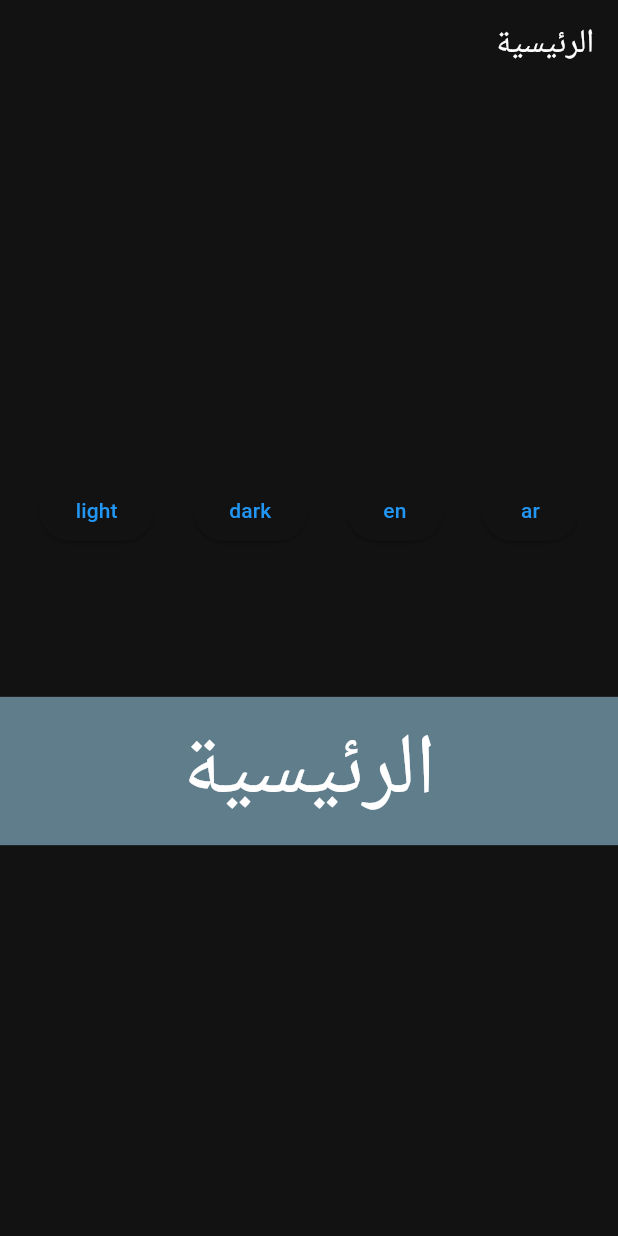
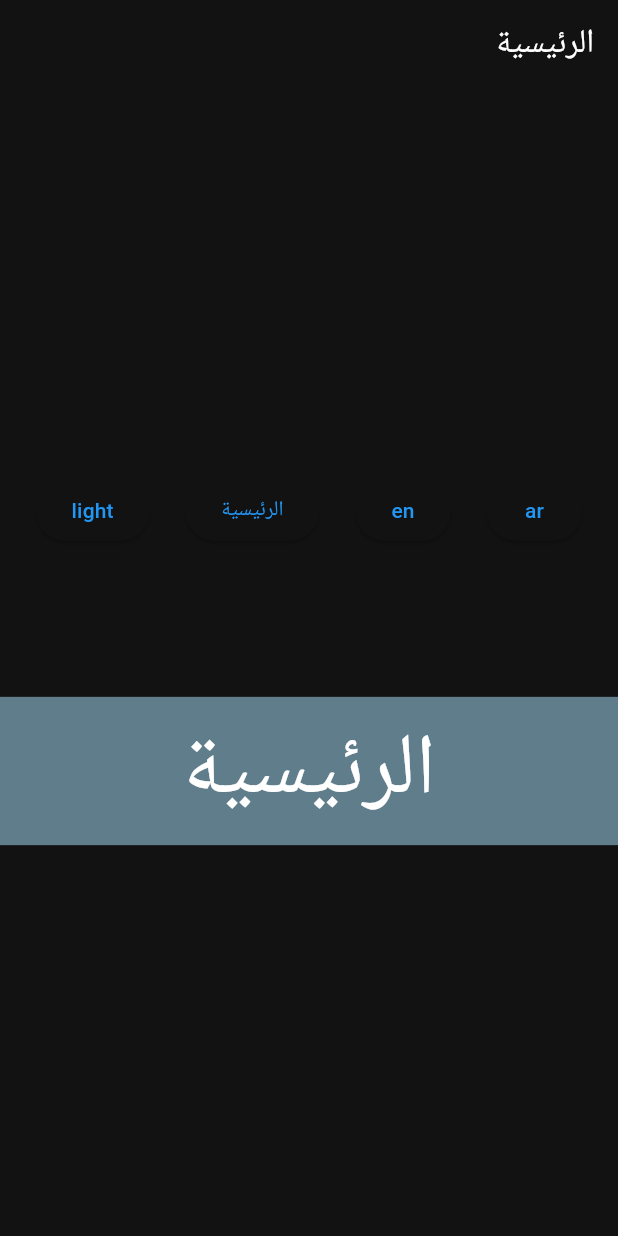
Before and after one commit to AliSabbar/base_project, a Flutter app: the screen it shows after launch, on a phone screen of 412 x 824 dp. Run offline on Flutter 3.47's test engine with Material 3 defaults, Android fonts, the phone set to English and light mode, and no system bars; our stand-ins replace dio, equatable, flutter_riverpod, go_router, pretty_dio_logger, shared_preferences.

```diff
--- a/lib/core/utils/extension/app_extension.dart
+++ b/lib/core/utils/extension/app_extension.dart
@@ -1,3 +1,4 @@
+import 'package:base_project/generated/l10n.dart';
 import 'package:flutter/material.dart';
 
 extension SpacingExtension on num {
@@ -9,4 +10,5 @@ extension ContextExtension on BuildContext {
   double get height => MediaQuery.of(this).size.height;
   double get width => MediaQuery.of(this).size.width;
   TextTheme get text => Theme.of(this).textTheme;
+  S get tr => S.of(this);
 }
--- a/lib/features/home/view/screens/home_screen.dart
+++ b/lib/features/home/view/screens/home_screen.dart
@@ -13,7 +13,7 @@ class HomeScreen extends StatelessWidget {
   Widget build(BuildContext context) {
     return Scaffold(
         appBar: AppBar(
-          title: Text(S.of(context).home),
+          title: Text(context.tr.home),
         ),
         body: Column(
           mainAxisAlignment: MainAxisAlignment.center,
@@ -44,7 +44,7 @@ class HomeScreen extends StatelessWidget {
                               .watch(themeProvider.notifier)
                               .changeTheme(ThemeMode.dark);
                         },
-                        child: const Text('dark')),
+                        child: Text(S.of(context).home)),
                     ElevatedButton(
                         onPressed: () {
                           ref
@@ -63,7 +63,7 @@ class HomeScreen extends StatelessWidget {
               color: Colors.blueGrey,
               child: Center(
                 child: Text(
-                  S.of(context).home,
+                  context.tr.home,
                   style: context.text.displayLarge,
                 ),
               ),
```
